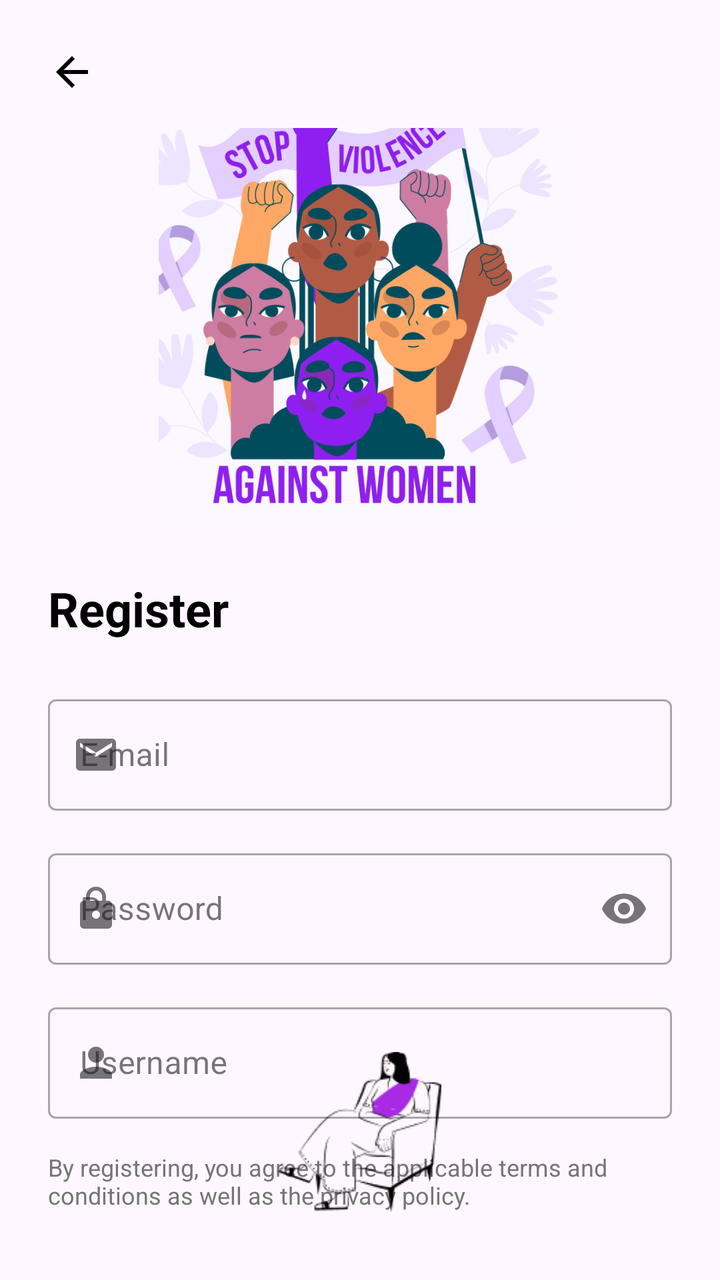
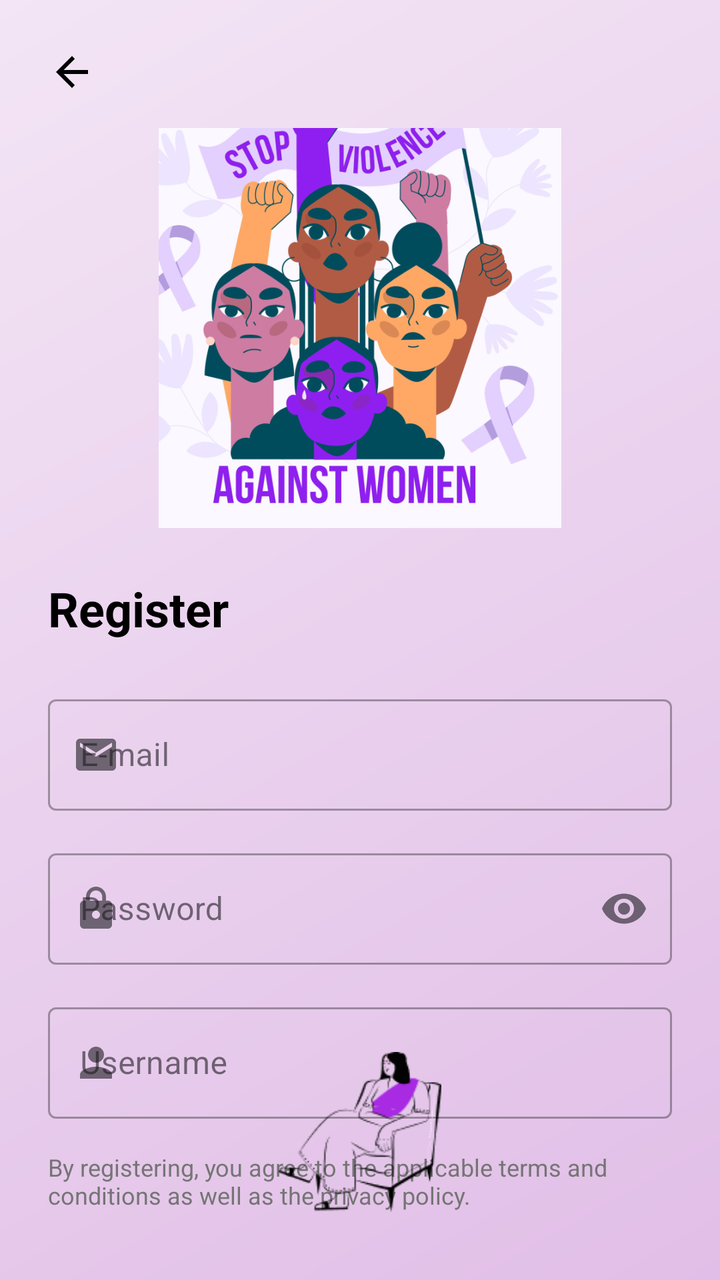

Before-and-after screenshots of an Android layout around one commit, followed by the original layout XML and the change that was made.
<!-- AndroidManifest.xml: application theme Theme.SafeHer -->
<!-- res/layout/activity_register.xml -->
<?xml version="1.0" encoding="utf-8"?>
<androidx.constraintlayout.widget.ConstraintLayout xmlns:android="http://schemas.android.com/apk/res/android"
    xmlns:app="http://schemas.android.com/apk/res-auto"
    android:layout_width="match_parent"
    android:layout_height="match_parent"
    android:padding="24dp">

    <ImageButton
        android:id="@+id/backButton"
        android:layout_width="24dp"
        android:layout_height="24dp"
        android:background="?attr/selectableItemBackgroundBorderless"
        android:src="@drawable/ic_arrow_back"
        app:layout_constraintStart_toStartOf="parent"
        app:layout_constraintTop_toTopOf="parent" />

    <ImageView
        android:id="@+id/headerImage"
        android:layout_width="match_parent"
        android:layout_height="200dp"
        android:layout_marginTop="16dp"
        android:src="@drawable/register_banner"
        app:layout_constraintEnd_toEndOf="parent"
        app:layout_constraintStart_toStartOf="parent"
        app:layout_constraintTop_toBottomOf="@id/backButton" />

    <TextView
        android:id="@+id/titleText"
        android:layout_width="wrap_content"
        android:layout_height="wrap_content"
        android:layout_marginTop="24dp"
        android:text="Register"
        android:textColor="#000000"
        android:textSize="24sp"
        android:textStyle="bold"
        app:layout_constraintStart_toStartOf="parent"
        app:layout_constraintTop_toBottomOf="@id/headerImage" />

    <com.google.android.material.textfield.TextInputLayout
        android:id="@+id/emailLayout"
        style="@style/Widget.MaterialComponents.TextInputLayout.OutlinedBox"
        android:layout_width="match_parent"
        android:layout_height="wrap_content"
        android:layout_marginTop="24dp"
        android:hint="E-mail"
        app:layout_constraintTop_toBottomOf="@id/titleText"
        app:startIconDrawable="@drawable/baseline_email_24">

        <com.google.android.material.textfield.TextInputEditText
            android:layout_width="match_parent"
            android:layout_height="wrap_content"
            android:inputType="textEmailAddress" />
    </com.google.android.material.textfield.TextInputLayout>

    <com.google.android.material.textfield.TextInputLayout
        android:id="@+id/passwordLayout"
        style="@style/Widget.MaterialComponents.TextInputLayout.OutlinedBox"
        android:layout_width="match_parent"
        android:layout_height="wrap_content"
        android:layout_marginTop="16dp"
        android:hint="Password"
        app:endIconMode="password_toggle"
        app:layout_constraintTop_toBottomOf="@id/emailLayout"
        app:startIconDrawable="@drawable/baseline_lock_24">

        <com.google.android.material.textfield.TextInputEditText
            android:layout_width="match_parent"
            android:layout_height="wrap_content"
            android:inputType="textPassword" />
    </com.google.android.material.textfield.TextInputLayout>

    <com.google.android.material.textfield.TextInputLayout
        android:id="@+id/usernameLayout"
        style="@style/Widget.MaterialComponents.TextInputLayout.OutlinedBox"
        android:layout_width="match_parent"
        android:layout_height="wrap_content"
        android:layout_marginTop="16dp"
        android:hint="Username"
        app:layout_constraintTop_toBottomOf="@id/passwordLayout"
        app:startIconDrawable="@drawable/baseline_person_24">

        <com.google.android.material.textfield.TextInputEditText
            android:layout_width="match_parent"
            android:layout_height="wrap_content"
            android:inputType="text" />
    </com.google.android.material.textfield.TextInputLayout>

    <TextView
        android:id="@+id/termsText"
        android:layout_width="0dp"
        android:layout_height="wrap_content"
        android:layout_marginTop="16dp"
        android:text="By registering, you agree to the applicable terms and conditions as well as the privacy policy."
        android:textColor="#757575"
        android:textSize="12sp"
        app:layout_constraintEnd_toEndOf="parent"
        app:layout_constraintStart_toStartOf="parent"
        app:layout_constraintTop_toBottomOf="@id/usernameLayout" />

    <com.google.android.material.button.MaterialButton
        android:id="@+id/signInButton"
        android:layout_width="match_parent"
        android:layout_height="wrap_content"
        android:layout_marginTop="24dp"
        android:backgroundTint="#B026FF"
        android:padding="12dp"
        android:text="Sign-In"
        android:textAllCaps="false"
        app:cornerRadius="24dp"
        app:layout_constraintTop_toBottomOf="@id/termsText" />

    <com.google.android.material.button.MaterialButton
        android:id="@+id/googleButton"
        style="@style/Widget.MaterialComponents.Button.OutlinedButton"
        android:layout_width="match_parent"
        android:layout_height="wrap_content"
        android:layout_marginTop="16dp"
        android:padding="12dp"
        android:text="Continue with Google"
        android:textAllCaps="false"
        android:textColor="#000000"
        app:cornerRadius="24dp"
        app:icon="@drawable/baseline_login_24"
        app:layout_constraintTop_toBottomOf="@id/signInButton"
        app:strokeColor="#E0E0E0" />

    <LinearLayout
        android:layout_width="wrap_content"
        android:layout_height="wrap_content"
        android:layout_marginTop="16dp"
        android:gravity="center"
        android:orientation="horizontal"
        app:layout_constraintEnd_toEndOf="parent"
        app:layout_constraintStart_toStartOf="parent"
        app:layout_constraintTop_toBottomOf="@id/googleButton">

        <TextView
            android:id="@+id/loginclk"
            android:layout_width="wrap_content"
            android:layout_height="wrap_content"
            android:text="Already have an account? "
            android:textColor="#757575" />

        <TextView
            android:layout_width="wrap_content"
            android:layout_height="wrap_content"
            android:text="Login"
            android:textColor="#B026FF" />
    </LinearLayout>

    <ImageView
        android:layout_width="100dp"
        android:layout_height="80dp"
        android:layout_marginBottom="10dp"
        android:src="@drawable/logo"
        app:layout_constraintBottom_toBottomOf="parent"
        app:layout_constraintEnd_toEndOf="parent"
        app:layout_constraintStart_toStartOf="parent" />

</androidx.constraintlayout.widget.ConstraintLayout>
<!-- resources referenced by this layout -->
<resources>
  <!-- drawable baseline_email_24 (drawable) -->
  <vector xmlns:android="http://schemas.android.com/apk/res/android" android:height="24dp" android:tint="#000000" android:viewportHeight="24" android:viewportWidth="24" android:width="24dp">
        
      <path android:fillColor="@android:color/white" android:pathData="M20,4L4,4c-1.1,0 -1.99,0.9 -1.99,2L2,18c0,1.1 0.9,2 2,2h16c1.1,0 2,-0.9 2,-2L22,6c0,-1.1 -0.9,-2 -2,-2zM20,8l-8,5 -8,-5L4,6l8,5 8,-5v2z"/>
      
  </vector>
  <!-- drawable baseline_lock_24 (drawable) -->
  <vector xmlns:android="http://schemas.android.com/apk/res/android" android:height="24dp" android:tint="#000000" android:viewportHeight="24" android:viewportWidth="24" android:width="24dp">
        
      <path android:fillColor="@android:color/white" android:pathData="M18,8h-1L17,6c0,-2.76 -2.24,-5 -5,-5S7,3.24 7,6v2L6,8c-1.1,0 -2,0.9 -2,2v10c0,1.1 0.9,2 2,2h12c1.1,0 2,-0.9 2,-2L20,10c0,-1.1 -0.9,-2 -2,-2zM12,17c-1.1,0 -2,-0.9 -2,-2s0.9,-2 2,-2 2,0.9 2,2 -0.9,2 -2,2zM15.1,8L8.9,8L8.9,6c0,-1.71 1.39,-3.1 3.1,-3.1 1.71,0 3.1,1.39 3.1,3.1v2z"/>
      
  </vector>
  <!-- drawable baseline_login_24 (drawable) -->
  <vector xmlns:android="http://schemas.android.com/apk/res/android" android:autoMirrored="true" android:height="24dp" android:tint="#000000" android:viewportHeight="24" android:viewportWidth="24" android:width="24dp">
        
      <path android:fillColor="@android:color/white" android:pathData="M11,7L9.6,8.4l2.6,2.6H2v2h10.2l-2.6,2.6L11,17l5,-5L11,7zM20,19h-8v2h8c1.1,0 2,-0.9 2,-2V5c0,-1.1 -0.9,-2 -2,-2h-8v2h8V19z"/>
      
  </vector>
  <!-- drawable baseline_person_24 (drawable) -->
  <vector xmlns:android="http://schemas.android.com/apk/res/android" android:height="24dp" android:tint="#000000" android:viewportHeight="24" android:viewportWidth="24" android:width="24dp">
        
      <path android:fillColor="@android:color/white" android:pathData="M12,12c2.21,0 4,-1.79 4,-4s-1.79,-4 -4,-4 -4,1.79 -4,4 1.79,4 4,4zM12,14c-2.67,0 -8,1.34 -8,4v2h16v-2c0,-2.66 -5.33,-4 -8,-4z"/>
      
  </vector>
  <!-- drawable ic_arrow_back (drawable) -->
  <vector xmlns:android="http://schemas.android.com/apk/res/android" android:autoMirrored="true" android:height="24dp" android:tint="#000000" android:viewportHeight="24" android:viewportWidth="24" android:width="24dp">
        
      <path android:fillColor="@android:color/white" android:pathData="M20,11H7.83l5.59,-5.59L12,4l-8,8 8,8 1.41,-1.41L7.83,13H20v-2z"/>
      
  </vector>
  <!-- drawable logo: png bitmap (drawable, 4396 bytes) -->
  <!-- drawable register_banner: png bitmap (drawable, 375065 bytes) -->
  <style name="Theme.SafeHer" parent="Base.Theme.SafeHer" />
  <style name="Base.Theme.SafeHer" parent="Theme.Material3.DayNight.NoActionBar">
          
          
          <item name="colorPrimary">@color/purple</item>
          <item name="colorPrimaryVariant">@color/purple</item>
          <item name="colorOnPrimary">@color/white</item>
      </style>
  <color name="purple">#B247F3</color>
  <color name="white">#FFFFFF</color>
</resources>

<!-- the commit's change to res/layout/activity_register.xml (unified diff, before → after) -->
@@ -3,6 +3,7 @@
     xmlns:app="http://schemas.android.com/apk/res-auto"
     android:layout_width="match_parent"
     android:layout_height="match_parent"
+    android:background="@drawable/gradient_background"
     android:padding="24dp">
 
     <ImageButton
<!-- resource entries referenced after the edit -->
@@ -24,6 +24,15 @@
       <path android:fillColor="@android:color/white" android:pathData="M12,12c2.21,0 4,-1.79 4,-4s-1.79,-4 -4,-4 -4,1.79 -4,4 1.79,4 4,4zM12,14c-2.67,0 -8,1.34 -8,4v2h16v-2c0,-2.66 -5.33,-4 -8,-4z"/>
       
   </vector>
+  <!-- drawable gradient_background (drawable) -->
+  <?xml version="1.0" encoding="utf-8"?>
+  <shape xmlns:android="http://schemas.android.com/apk/res/android">
+      <gradient
+          android:angle="135"
+          android:endColor="#F3E5F5"
+          android:startColor="#E1BEE7"
+          android:type="linear" />
+  </shape>
   <!-- drawable ic_arrow_back (drawable) -->
   <vector xmlns:android="http://schemas.android.com/apk/res/android" android:autoMirrored="true" android:height="24dp" android:tint="#000000" android:viewportHeight="24" android:viewportWidth="24" android:width="24dp">
         
